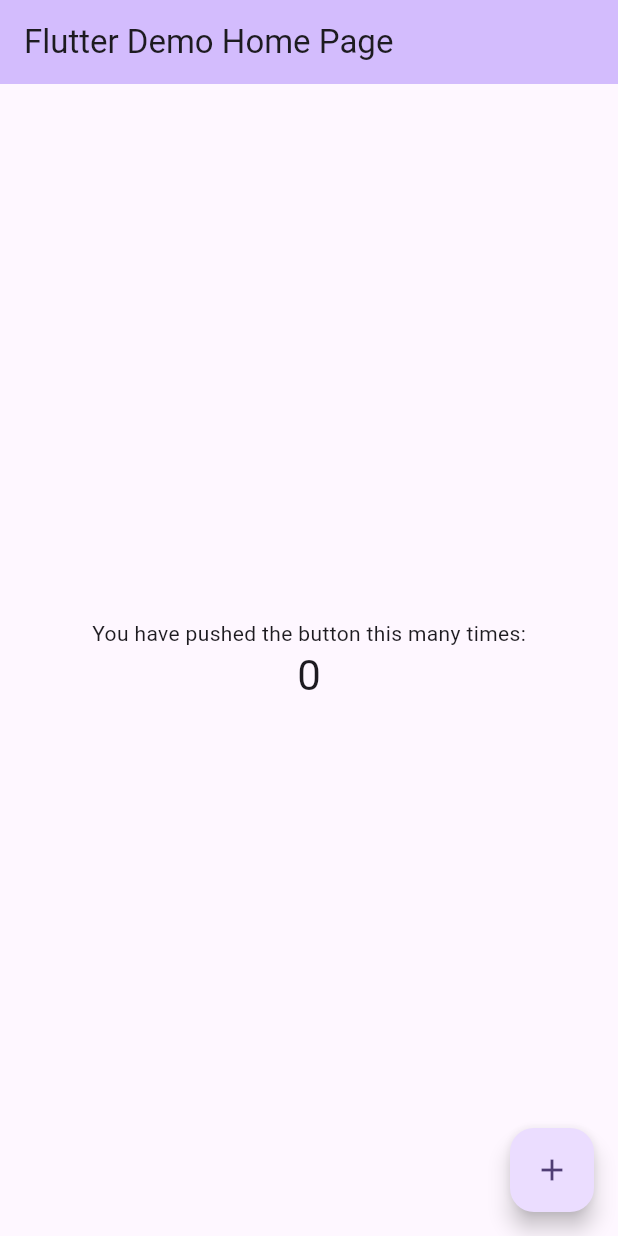
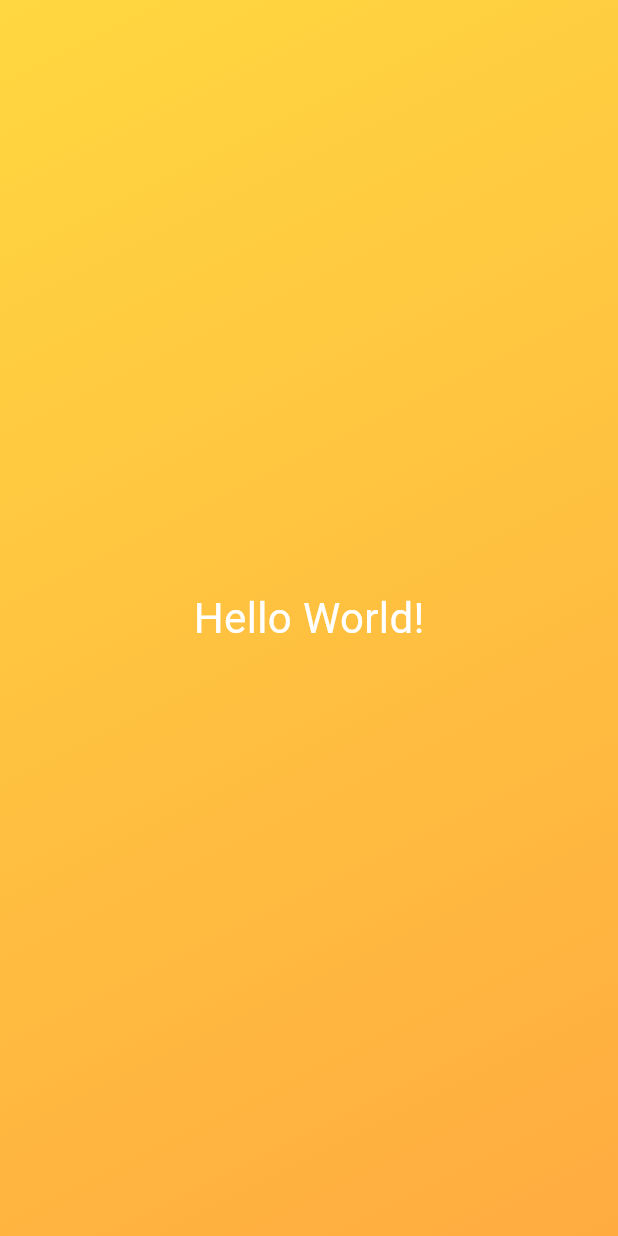
Before and after one commit to elginbrian/Flutter-Basic, a Flutter app: the screen it shows after launch, on a phone screen of 412 x 824 dp. Run offline on Flutter 3.47's test engine with Material 3 defaults, Android fonts, the phone set to English and light mode, and no system bars.

Commit message:
change background color

```diff
--- a/lib/main.dart
+++ b/lib/main.dart
@@ -1,125 +1,23 @@
 import 'package:flutter/material.dart';
 
 void main() {
-  runApp(const MyApp());
-}
-
-class MyApp extends StatelessWidget {
-  const MyApp({super.key});
-
-  // This widget is the root of your application.
-  @override
-  Widget build(BuildContext context) {
-    return MaterialApp(
-      title: 'Flutter Demo',
-      theme: ThemeData(
-        // This is the theme of your application.
-        //
-        // TRY THIS: Try running your application with "flutter run". You'll see
-        // the application has a purple toolbar. Then, without quitting the app,
-        // try changing the seedColor in the colorScheme below to Colors.green
-        // and then invoke "hot reload" (save your changes or press the "hot
-        // reload" button in a Flutter-supported IDE, or press "r" if you used
-        // the command line to start the app).
-        //
-        // Notice that the counter didn't reset back to zero; the application
-        // state is not lost during the reload. To reset the state, use hot
-        // restart instead.
-        //
-        // This works for code too, not just values: Most code changes can be
-        // tested with just a hot reload.
-        colorScheme: ColorScheme.fromSeed(seedColor: Colors.deepPurple),
-        useMaterial3: true,
-      ),
-      home: const MyHomePage(title: 'Flutter Demo Home Page'),
-    );
-  }
-}
-
-class MyHomePage extends StatefulWidget {
-  const MyHomePage({super.key, required this.title});
-
-  // This widget is the home page of your application. It is stateful, meaning
-  // that it has a State object (defined below) that contains fields that affect
-  // how it looks.
-
-  // This class is the configuration for the state. It holds the values (in this
-  // case the title) provided by the parent (in this case the App widget) and
-  // used by the build method of the State. Fields in a Widget subclass are
-  // always marked "final".
-
-  final String title;
-
-  @override
-  State<MyHomePage> createState() => _MyHomePageState();
-}
-
-class _MyHomePageState extends State<MyHomePage> {
-  int _counter = 0;
-
-  void _incrementCounter() {
-    setState(() {
-      // This call to setState tells the Flutter framework that something has
-      // changed in this State, which causes it to rerun the build method below
-      // so that the display can reflect the updated values. If we changed
-      // _counter without calling setState(), then the build method would not be
-      // called again, and so nothing would appear to happen.
-      _counter++;
-    });
-  }
-
-  @override
-  Widget build(BuildContext context) {
-    // This method is rerun every time setState is called, for instance as done
-    // by the _incrementCounter method above.
-    //
-    // The Flutter framework has been optimized to make rerunning build methods
-    // fast, so that you can just rebuild anything that needs updating rather
-    // than having to individually change instances of widgets.
-    return Scaffold(
-      appBar: AppBar(
-        // TRY THIS: Try changing the color here to a specific color (to
-        // Colors.amber, perhaps?) and trigger a hot reload to see the AppBar
-        // change color while the other colors stay the same.
-        backgroundColor: Theme.of(context).colorScheme.inversePrimary,
-        // Here we take the value from the MyHomePage object that was created by
-        // the App.build method, and use it to set our appbar title.
-        title: Text(widget.title),
-      ),
-      body: Center(
-        // Center is a layout widget. It takes a single child and positions it
-        // in the middle of the parent.
-        child: Column(
-          // Column is also a layout widget. It takes a list of children and
-          // arranges them vertically. By default, it sizes itself to fit its
-          // children horizontally, and tries to be as tall as its parent.
-          //
-          // Column has various properties to control how it sizes itself and
-          // how it positions its children. Here we use mainAxisAlignment to
-          // center the children vertically; the main axis here is the vertical
-          // axis because Columns are vertical (the cross axis would be
-          // horizontal).
-          //
-          // TRY THIS: Invoke "debug painting" (choose the "Toggle Debug Paint"
-          // action in the IDE, or press "p" in the console), to see the
-          // wireframe for each widget.
-          mainAxisAlignment: MainAxisAlignment.center,
-          children: <Widget>[
-            const Text(
-              'You have pushed the button this many times:',
+  runApp(
+    MaterialApp(
+      home: Scaffold(
+        body: Container(
+          decoration: const BoxDecoration(
+              gradient: LinearGradient(
+                  colors: [Colors.amberAccent, Colors.orangeAccent],
+                  begin: Alignment.topLeft,
+                  end: Alignment.bottomRight)),
+          child: const Center(
+            child: Text(
+              'Hello World!',
+              style: TextStyle(color: Colors.white, fontSize: 28),
             ),
-            Text(
-              '$_counter',
-              style: Theme.of(context).textTheme.headlineMedium,
-            ),
-          ],
+          ),
         ),
       ),
-      floatingActionButton: FloatingActionButton(
-        onPressed: _incrementCounter,
-        tooltip: 'Increment',
-        child: const Icon(Icons.add),
-      ), // This trailing comma makes auto-formatting nicer for build methods.
-    );
-  }
+    ),
+  );
 }
--- a/pubspec.yaml
+++ b/pubspec.yaml
@@ -2,7 +2,7 @@ name: flutter_basic
 description: "A new Flutter project."
 # The following line prevents the package from being accidentally published to
 # pub.dev using `flutter pub publish`. This is preferred for private packages.
-publish_to: 'none' # Remove this line if you wish to publish to pub.dev
+publish_to: "none" # Remove this line if you wish to publish to pub.dev
 
 # The following defines the version and build number for your application.
 # A version number is three numbers separated by dots, like 1.2.43
@@ -19,7 +19,7 @@ publish_to: 'none' # Remove this line if you wish to publish to pub.dev
 version: 1.0.0+1
 
 environment:
-  sdk: '>=3.2.6 <4.0.0'
+  sdk: ">=3.2.6 <4.0.0"
 
 # Dependencies specify other packages that your package needs in order to work.
 # To automatically upgrade your package dependencies to the latest versions
@@ -30,7 +30,6 @@ environment:
 dependencies:
   flutter:
     sdk: flutter
-
 
   # The following adds the Cupertino Icons font to your application.
   # Use with the CupertinoIcons class for iOS style icons.
@@ -52,7 +51,6 @@ dev_dependencies:
 
 # The following section is specific to Flutter packages.
 flutter:
-
   # The following line ensures that the Material Icons font is
   # included with your application, so that you can use the icons in
   # the material Icons class.
```
